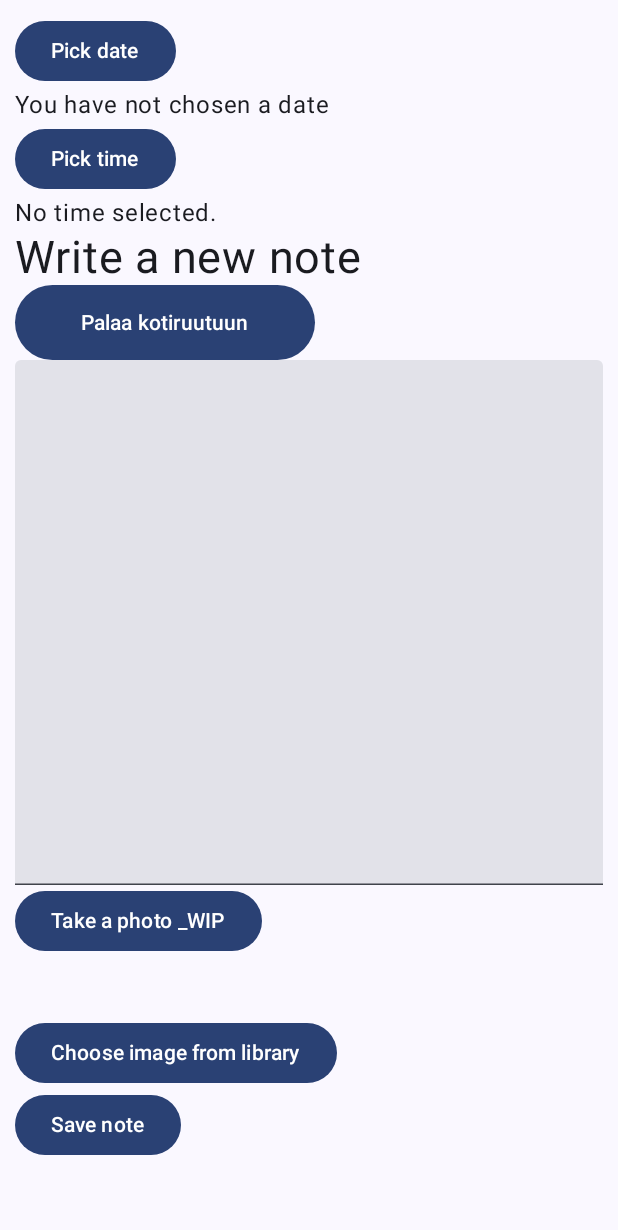
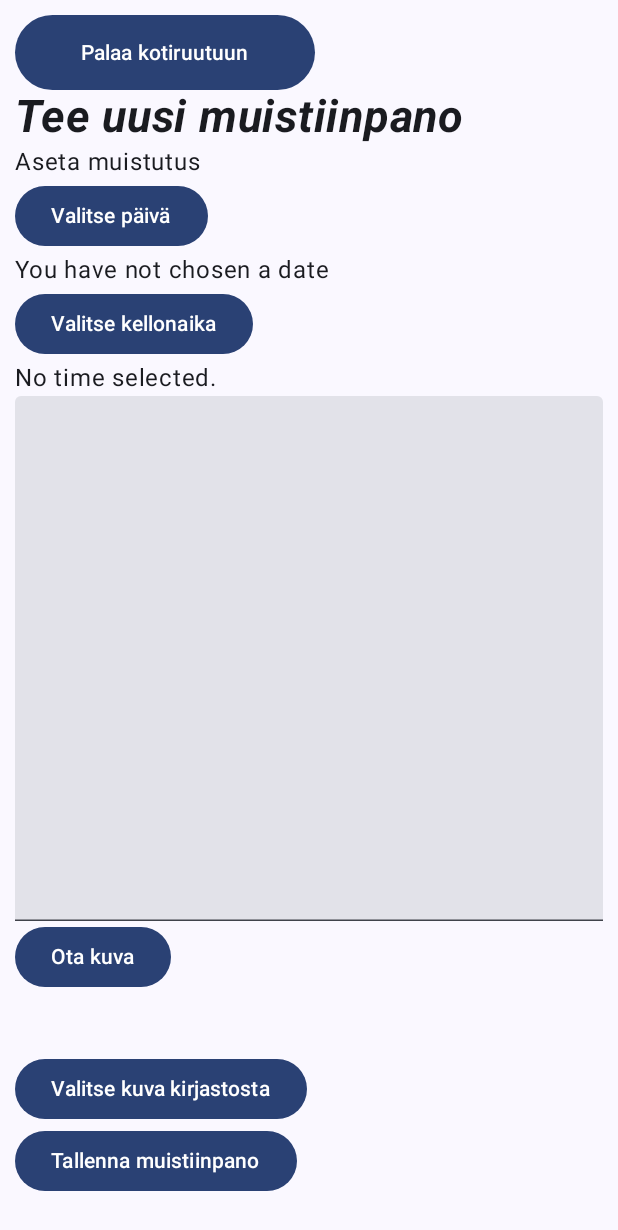
Before and after one commit to akseliahonpera/mobcomp25, an Android app built with Jetpack Compose: the newNote screen opened through its navigation route, on a phone screen of 412 x 824 dp. Shown: the top 1230 px of the screen. Run offline under Robolectric (Android 15) with nearby library versions, the phone set to English and light mode, and no system bars; pictures from the network do not load.

Commit message:
siivottu appia

```diff
--- a/mobcomp25/app/src/main/AndroidManifest.xml
+++ b/mobcomp25/app/src/main/AndroidManifest.xml
@@ -17,7 +17,8 @@
         android:roundIcon="@mipmap/ic_launcher_round"
         android:supportsRtl="true"
         android:theme="@style/Theme.Mobcomp25"
-        android:name=".services.NotificationApplication"
+        android:name=".services.ApplicationServices"
+
 
         tools:targetApi="31">
 
--- a/mobcomp25/app/src/main/java/com/example/mobcomp25/MainActivity.kt
+++ b/mobcomp25/app/src/main/java/com/example/mobcomp25/MainActivity.kt
@@ -139,8 +139,8 @@ class MainActivity : ComponentActivity() {
                     modifier = Modifier.fillMaxSize(),
                     color = MaterialTheme.colorScheme.background
                 ) {
-                    val db = DataBaseHost.getDataBase(this) // testi1
-                    Navigation(db) //pass db as parameter
+
+                    Navigation() //pass db as parameter
                 }
             }
         }
--- /dev/null
+++ b/mobcomp25/app/src/main/java/com/example/mobcomp25/services/ApplicationServices.kt
@@ -0,0 +1,36 @@
+package com.example.mobcomp25.services
+//https://meetpatadia9.medium.com/local-notification-in-android-with-jetpack-compose-437b430710f3
+import android.app.Application
+import android.app.NotificationChannel
+import android.app.NotificationManager
+import com.example.mobcomp25.data.AppDatabase
+import com.example.mobcomp25.data.DataBaseHost
+
+
+class ApplicationServices :Application(){ //initialize studd here so that we can access them ewhere
+    companion object{ //static initialization
+        @Volatile
+        private var instance: ApplicationServices? = null
+        fun getInstance(): ApplicationServices? {
+            return instance
+        }
+    }
+
+    private var database: AppDatabase? = null
+    override fun onCreate() {
+        super.onCreate()
+        instance = this
+        val notificationChannel = NotificationChannel("notification",
+            "notification",NotificationManager.IMPORTANCE_HIGH
+        )
+        val notificationManager = getSystemService(NOTIFICATION_SERVICE) as NotificationManager
+        notificationManager.createNotificationChannel(notificationChannel)
+
+        database = DataBaseHost.getDataBase(this)
+    }
+
+    fun getDatabase(): AppDatabase? {
+        return database
+    }
+
+}
--- a/mobcomp25/app/src/main/java/com/example/mobcomp25/services/NotificationHandler.kt
+++ b/mobcomp25/app/src/main/java/com/example/mobcomp25/services/NotificationHandler.kt
@@ -11,6 +11,7 @@ import com.example.mobcomp25.ui.screens.notification
 import kotlin.random.Random
 
 class NotificationHandler(private val context: Context) {
+    //notificationhandler initialization
     private val notificationManager = context.getSystemService(NotificationManager::class.java)
     private val notificationChannelID = "notification"
 
--- a/mobcomp25/app/src/main/java/com/example/mobcomp25/ui/screens/Navigation.kt
+++ b/mobcomp25/app/src/main/java/com/example/mobcomp25/ui/screens/Navigation.kt
@@ -11,32 +11,15 @@ import com.example.mobcomp25.data.NoteRepoTest
 
 
 @Composable
-fun  Navigation(db: AppDatabase) {
+fun  Navigation() {
     val navController = rememberNavController()
 
     NavHost(navController = navController, startDestination = "home"){
         composable("home") {
-            Home(navController, db)
+            Home(navController)
         }
         composable("newNote") {
-            NewNote(navController, db)
+            NewNote(navController)
         }
     }
 }
-
-
-/* Varmuuskopsu
-@Composable
-fun  Navigation(context: Context) {
-    val navController = rememberNavController()
-    val db = DataBaseHost.getDataBase(context)
-    NavHost(navController = navController, startDestination = "home"){
-        composable("home") {
-            Home(navController, db)
-        }
-        composable("newNote") {
-            NewNote(navController, db)
-        }
-    }
-}
- */
--- a/mobcomp25/app/src/main/java/com/example/mobcomp25/ui/screens/NewNote.kt
+++ b/mobcomp25/app/src/main/java/com/example/mobcomp25/ui/screens/NewNote.kt
@@ -15,6 +15,7 @@ import androidx.compose.foundation.layout.padding
 import androidx.compose.foundation.layout.width
 import androidx.compose.foundation.lazy.LazyColumn
 import androidx.compose.material3.Button
+import androidx.compose.material3.ButtonColors
 import androidx.compose.material3.DatePicker
 import androidx.compose.material3.DatePickerDialog
 import androidx.compose.material3.ExperimentalMaterial3Api
@@ -23,13 +24,17 @@ import androidx.compose.material3.TextField
 import androidx.compose.material3.TimePicker
 import androidx.compose.material3.TimePickerState
 import androidx.compose.runtime.Composable
+import androidx.compose.runtime.collectAsState
 import androidx.compose.runtime.getValue
 import androidx.compose.runtime.mutableStateOf
 import androidx.compose.runtime.remember
 import androidx.compose.runtime.rememberCoroutineScope
 import androidx.compose.runtime.setValue
 import androidx.compose.ui.Modifier
+import androidx.compose.ui.graphics.Color
 import androidx.compose.ui.platform.LocalContext
+import androidx.compose.ui.text.font.FontStyle
+import androidx.compose.ui.text.font.FontWeight
 import androidx.compose.ui.unit.dp
 import androidx.compose.ui.unit.sp
 import androidx.core.app.AlarmManagerCompat.setAlarmClock
@@ -39,6 +44,7 @@ import coil3.compose.AsyncImage
 import com.example.mobcomp25.data.AppDatabase
 import com.example.mobcomp25.data.Note
 import com.example.mobcomp25.services.AlarmReceiver
+import com.example.mobcomp25.services.ApplicationServices
 import com.google.android.material.timepicker.TimeFormat
 import kotlinx.coroutines.CoroutineScope
 import kotlinx.coroutines.coroutineScope
@@ -53,10 +59,12 @@ import java.util.Locale
 //https://developer.android.com/develop/ui/compose/components/time-pickers
 @OptIn(ExperimentalMaterial3Api::class)
 @Composable
-fun  NewNote(navController:NavController,db: AppDatabase){
+fun  NewNote(navController:NavController){
+    val db = ApplicationServices.getInstance()?.getDatabase()
+    //ei voi olla  nulli
 
     var noteString by remember { mutableStateOf("")}
-    val noteDao = db.noteDao()
+    val noteDao = db!!.noteDao()
     val coroutineScope = rememberCoroutineScope() // shitgpt gave this advice, check if actually usable
     var imgUri : String? = null
     val appContext = LocalContext.current.applicationContext
@@ -72,6 +80,31 @@ fun  NewNote(navController:NavController,db: AppDatabase){
         Modifier
             .padding(10.dp)
     ) {
+        item {
+            Button(
+                onClick = { navController.navigate("home"){
+                    popUpTo("home"){
+                        inclusive = true
+                    }
+                } },
+                modifier = Modifier
+                    .height(50.dp)
+                    .width(200.dp)
+            )
+            {
+                Text(text = "Palaa kotiruutuun")
+            }
+        }
+        item {
+            Text(text = "Tee uusi muistiinpano",
+                fontStyle = FontStyle.Italic,
+                fontWeight = FontWeight.Bold,
+                fontSize = 30.sp
+            )
+        }
+        item{
+            Text(text = "Aseta muistutus")
+        }
 
         item{
             if(showDatePicker){
@@ -85,7 +118,7 @@ fun  NewNote(navController:NavController,db: AppDatabase){
                 )
             }
             Button(onClick = {showDatePicker = true}) {
-                Text(text = "Pick date")
+                Text(text = "Valitse päivä")
             }
 
             if(selectedDate!=null){
@@ -109,7 +142,7 @@ fun  NewNote(navController:NavController,db: AppDatabase){
                 )
             }
             Button(onClick = {showTimePicker = true}) {
-                Text(text = "Pick time")
+                Text(text = "Valitse kellonaika")
             }
             if (selectedTime != null) {
                 val cal = Calendar.getInstance()
@@ -123,26 +156,8 @@ fun  NewNote(navController:NavController,db: AppDatabase){
             }
 
         }
-        item {
-            Text(text = "Write a new note",
-                fontSize = 30.sp
-            )
-        }
-        item {
-            Button(
-                onClick = { navController.navigate("home"){
-                    popUpTo("home"){
-                        inclusive = true
-                    }
-                } },
-                modifier = Modifier
-                    .height(50.dp)
-                    .width(200.dp)
-            )
-            {
-                Text(text = "Palaa kotiruutuun")
-            }
-        }
+
+
         item{
             TextField(value = noteString, onValueChange = { noteString = it }
             ,modifier = Modifier
@@ -153,7 +168,7 @@ fun  NewNote(navController:NavController,db: AppDatabase){
 
         item{
             Button(onClick = { /*TODO*/ }) {
-                Text(text = "Take a photo _WIP")
+                Text(text = "Ota kuva")
             }
         }
         item {
@@ -182,7 +197,7 @@ fun  NewNote(navController:NavController,db: AppDatabase){
             Button(onClick = {
                 launcher.launch("image/*")
             }) {
-                Text(text = "Choose image from library")
+                Text(text = "Valitse kuva kirjastosta")
             }
         }
 
@@ -207,7 +222,7 @@ fun  NewNote(navController:NavController,db: AppDatabase){
                 }}
             )
             {
-                Text(text = "Save note")
+                Text(text = "Tallenna muistiinpano")
             }
         }
     }
```
Also changed, not shown: mobcomp25/app/src/main/java/com/example/mobcomp25/services/NotificationApplication.kt (deleted, +0 -19 lines), mobcomp25/app/src/main/java/com/example/mobcomp25/ui/screens/Home.kt (+9 -11 lines).
